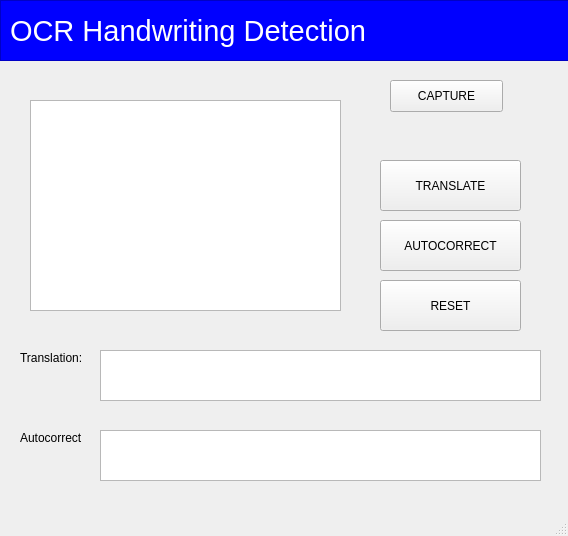
Before: the Qt Designer form untitled.ui in Zeraphim/MKR-Thesis, drawn with Qt 5.
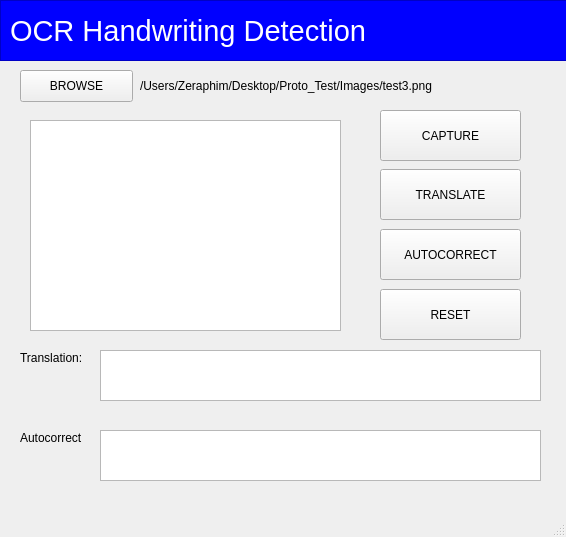
After: the same form once the commit is applied.

Commit message: browse image

```diff
--- a/untitled.ui
+++ b/untitled.ui
@@ -6,8 +6,8 @@
    <rect>
     <x>0</x>
     <y>0</y>
-    <width>568</width>
-    <height>536</height>
+    <width>566</width>
+    <height>537</height>
    </rect>
   </property>
   <property name="windowTitle">
@@ -18,7 +18,7 @@
     <property name="geometry">
      <rect>
       <x>30</x>
-      <y>100</y>
+      <y>120</y>
       <width>311</width>
       <height>211</height>
      </rect>
@@ -27,10 +27,10 @@
    <widget class="QPushButton" name="captureBtn">
     <property name="geometry">
      <rect>
-      <x>390</x>
-      <y>80</y>
-      <width>113</width>
-      <height>32</height>
+      <x>380</x>
+      <y>110</y>
+      <width>141</width>
+      <height>51</height>
      </rect>
     </property>
     <property name="text">
@@ -82,7 +82,7 @@
     <property name="geometry">
      <rect>
       <x>380</x>
-      <y>280</y>
+      <y>289</y>
       <width>141</width>
       <height>51</height>
      </rect>
@@ -95,7 +95,7 @@
     <property name="geometry">
      <rect>
       <x>380</x>
-      <y>160</y>
+      <y>169</y>
       <width>141</width>
       <height>51</height>
      </rect>
@@ -154,7 +154,7 @@
     <property name="geometry">
      <rect>
       <x>380</x>
-      <y>220</y>
+      <y>229</y>
       <width>141</width>
       <height>51</height>
      </rect>
@@ -163,6 +163,35 @@
      <string>AUTOCORRECT</string>
     </property>
    </widget>
+   <widget class="QPushButton" name="browseBtn">
+    <property name="geometry">
+     <rect>
+      <x>20</x>
+      <y>70</y>
+      <width>113</width>
+      <height>32</height>
+     </rect>
+    </property>
+    <property name="text">
+     <string>BROWSE</string>
+    </property>
+   </widget>
+   <widget class="QLabel" name="label">
+    <property name="geometry">
+     <rect>
+      <x>140</x>
+      <y>75</y>
+      <width>411</width>
+      <height>21</height>
+     </rect>
+    </property>
+    <property name="autoFillBackground">
+     <bool>false</bool>
+    </property>
+    <property name="text">
+     <string>/Users/Zeraphim/Desktop/Proto_Test/Images/test3.png</string>
+    </property>
+   </widget>
   </widget>
   <widget class="QStatusBar" name="statusbar"/>
  </widget>
```
The commit also changes 3 other files.
